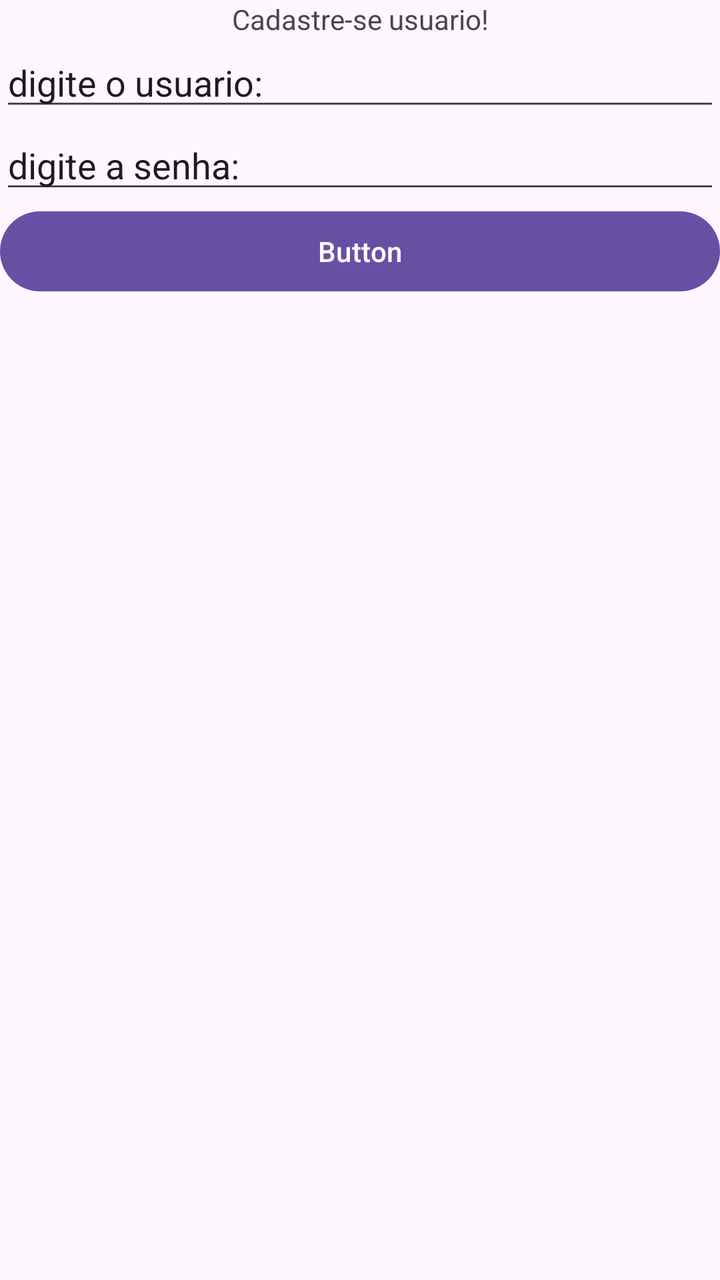
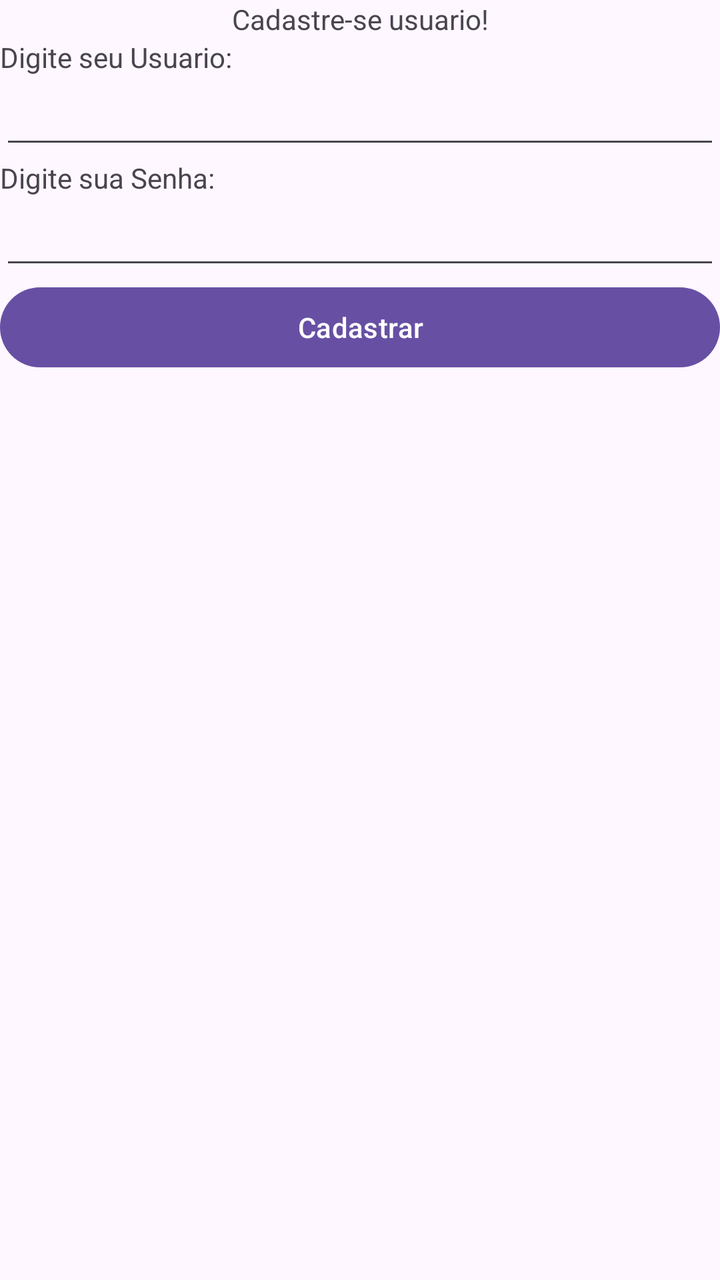

Compare the two renders of this Android layout. The source of the first and the diff that turns it into the second are given below.
<!-- AndroidManifest.xml: application theme Theme.AppDeuNojo -->
<!-- res/layout/activity_tela_cadastro.xml -->
<?xml version="1.0" encoding="utf-8"?>
<LinearLayout xmlns:android="http://schemas.android.com/apk/res/android"
    xmlns:app="http://schemas.android.com/apk/res-auto"
    xmlns:tools="http://schemas.android.com/tools"
    android:id="@+id/main"
    android:layout_width="match_parent"
    android:orientation="vertical"
    android:layout_height="match_parent"
    tools:context=".TelaCadastro">


    <TextView
        android:id="@+id/textView2"
        android:layout_width="match_parent"
        android:layout_height="wrap_content"
        android:textAlignment="center"
        android:text="Cadastre-se usuario!" />


    <EditText
        android:id="@+id/edUsuario"
        android:layout_width="match_parent"
        android:layout_height="wrap_content"
        android:ems="10"
        android:inputType="text"
        android:text="digite o usuario:" />

    <EditText
        android:id="@+id/edSenha"
        android:layout_width="match_parent"
        android:layout_height="wrap_content"
        android:ems="10"
        android:inputType="text"
        android:text="digite a senha:" />


    <Button
        android:id="@+id/btnCadastrar"
        android:layout_width="match_parent"
        android:layout_height="wrap_content"
        android:text="Button" />
</LinearLayout>
<!-- resources referenced by this layout -->
<resources>
  <style name="Theme.AppDeuNojo" parent="Base.Theme.AppDeuNojo" />
  <style name="Base.Theme.AppDeuNojo" parent="Theme.Material3.DayNight.NoActionBar">
          
          
      </style>
</resources>

<!-- the commit's change to res/layout/activity_tela_cadastro.xml (unified diff, before → after) -->
@@ -17,26 +17,36 @@
         android:text="Cadastre-se usuario!" />
 
 
+    <TextView
+        android:id="@+id/textView"
+        android:layout_width="match_parent"
+        android:layout_height="wrap_content"
+        android:text="Digite seu Usuario:" />
+
     <EditText
         android:id="@+id/edUsuario"
         android:layout_width="match_parent"
         android:layout_height="wrap_content"
         android:ems="10"
-        android:inputType="text"
-        android:text="digite o usuario:" />
+        android:inputType="text" />
+
+    <TextView
+        android:id="@+id/textView3"
+        android:layout_width="match_parent"
+        android:layout_height="wrap_content"
+        android:text="Digite sua Senha:" />
 
     <EditText
         android:id="@+id/edSenha"
         android:layout_width="match_parent"
         android:layout_height="wrap_content"
         android:ems="10"
-        android:inputType="text"
-        android:text="digite a senha:" />
+        android:inputType="text" />
 
 
     <Button
         android:id="@+id/btnCadastrar"
         android:layout_width="match_parent"
         android:layout_height="wrap_content"
-        android:text="Button" />
+        android:text="Cadastrar" />
 </LinearLayout>
